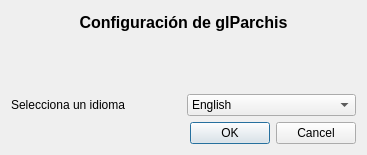
First picture: the form in ui/frmSettings.ui, repository turulomio/glparchis, before the edit.
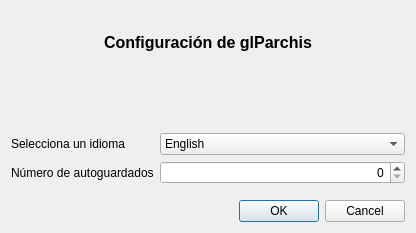
Second picture: the form after the edit. Icons and pictures are not drawn.

Commit message: Añadido soporte para autosave y compatibilidad con colores antiguos en los highscores

Patch:
```diff
--- a/ui/frmSettings.ui
+++ b/ui/frmSettings.ui
@@ -6,8 +6,8 @@
    <rect>
     <x>0</x>
     <y>0</y>
-    <width>367</width>
-    <height>155</height>
+    <width>416</width>
+    <height>233</height>
    </rect>
   </property>
   <property name="windowTitle">
@@ -101,14 +101,22 @@
      <item>
       <layout class="QHBoxLayout" name="horizontalLayout">
        <item>
+        <layout class="QFormLayout" name="formLayout">
+         <item row="0" column="0">
         <widget class="QLabel" name="label_2">
          <property name="text">
           <string>Selecciona un idioma</string>
          </property>
         </widget>
        </item>
-       <item>
+         <item row="0" column="1">
         <widget class="QComboBox" name="cmbLanguage">
+           <property name="sizePolicy">
+            <sizepolicy hsizetype="Expanding" vsizetype="Fixed">
+             <horstretch>0</horstretch>
+             <verstretch>0</verstretch>
+            </sizepolicy>
+           </property>
          <item>
           <property name="text">
            <string>English</string>
@@ -155,6 +163,31 @@
           </property>
          </item>
         </widget>
+         </item>
+         <item row="1" column="0">
+          <widget class="QLabel" name="nMeroDeAutoguardadosLabel">
+           <property name="text">
+            <string>Número de autoguardados</string>
+           </property>
+          </widget>
+         </item>
+         <item row="1" column="1">
+          <widget class="QSpinBox" name="spinAutosaves">
+           <property name="sizePolicy">
+            <sizepolicy hsizetype="Expanding" vsizetype="Fixed">
+             <horstretch>0</horstretch>
+             <verstretch>0</verstretch>
+            </sizepolicy>
+           </property>
+           <property name="toolTip">
+            <string>Si quiere autoguardado seleccione un número mayor que 0</string>
+           </property>
+           <property name="alignment">
+            <set>Qt::AlignRight|Qt::AlignTrailing|Qt::AlignVCenter</set>
+           </property>
+          </widget>
+         </item>
+        </layout>
        </item>
       </layout>
      </item>
```
Lines whose indentation alone changed are shown as unchanged. The commit also changes 10 other files.
